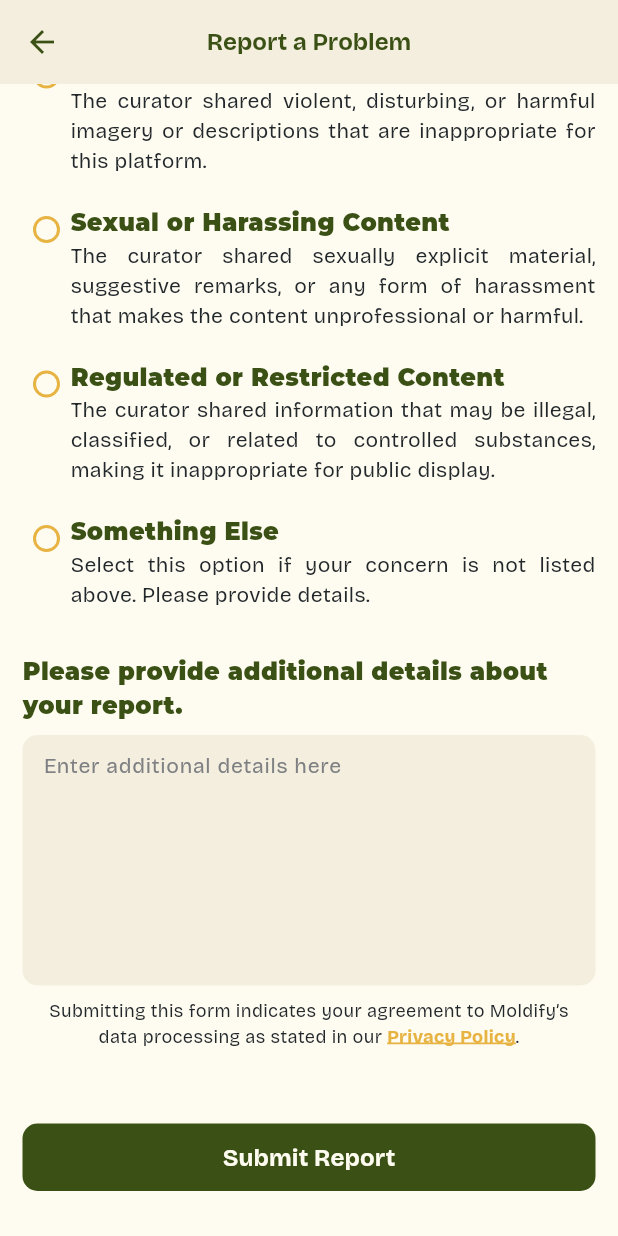
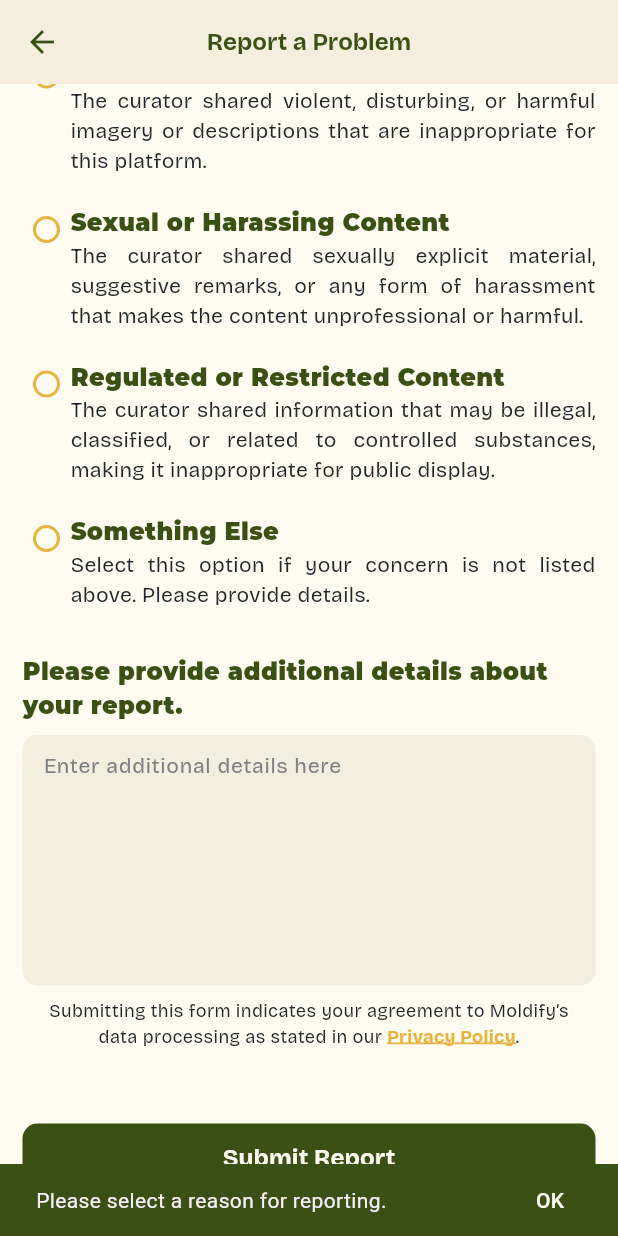
Before and after one commit to fortran-thesis/mobile, a Flutter app: the ReportACuratorScreen screen opened directly, scrolled down 468 dp, after a tap on "Submit Report", on a phone screen of 412 x 824 dp. Run offline on Flutter 3.47's test engine with Material 3 defaults, Android fonts, the phone set to English and light mode, and no system bars; our stand-ins replace camera, dotted_border, equatable, firebase_auth, firebase_core, flutter_bloc and 5 more; accounts and stored records are empty; project files that could hold a hidden picture were left out.

Commit message:
fixed some bugs

```diff
--- a/lib/pages/misc/functions/app_drawer.dart
+++ b/lib/pages/misc/functions/app_drawer.dart
@@ -250,6 +250,7 @@ class AppDrawer extends StatelessWidget {
                     ),
                   ),
                   onTap: () async {
+
                     final authProvider = Provider.of<AppAuthProvider>(context, listen: false);
                     await authProvider.logout();
                     if (context.mounted) {
--- a/lib/pages/support/report_a_curator.dart
+++ b/lib/pages/support/report_a_curator.dart
@@ -231,7 +231,42 @@ class _ReportACuratorScreenState extends State<ReportACuratorScreen> {
                   padding: const EdgeInsets.only(top: 50.0),
                   child: BuildButton(
                     onPressed: () {
-
+                      if (selectedRadio == -1 ) {
+                        // Show a snackbar if no option is selected
+                        ScaffoldMessenger.of(context).showSnackBar(
+                          SnackBar(
+                            content: const Text('Please select a reason for reporting.'),
+                            backgroundColor: MoldifyColors.primaryColor,
+                            duration: const Duration(seconds: 3),
+                            action: SnackBarAction(
+                              label: 'OK',
+                              textColor: MoldifyColors.backgroundColor,
+                              onPressed: () {
+                                // Dismiss the snackbar when "OK" is pressed
+                                ScaffoldMessenger.of(context).hideCurrentSnackBar();
+                              },
+                            ),
+                          ),
+                        );
+                        return;
+                      }
+                      showDialog(
+                        context: context,
+                        barrierDismissible: false,
+                        builder: (BuildContext context) {
+                          return BuildConfirmationDialog(
+                            title: 'Are you sure you want to submit this report?',
+                            subtitle: 'This will alert our team to review the curator\'s content.',
+                            onConfirm: () {
+                              Navigator.of(context).pop();
+                              Navigator.of(context).pop();
+                            },
+                            onCancel: (){
+                              Navigator.of(context).pop();
+                            },
+                          );
+                        },
+                      );
                     },
                     buttonText: 'Submit Report',
                     backgroundColor: MoldifyColors.primaryColor,
```
